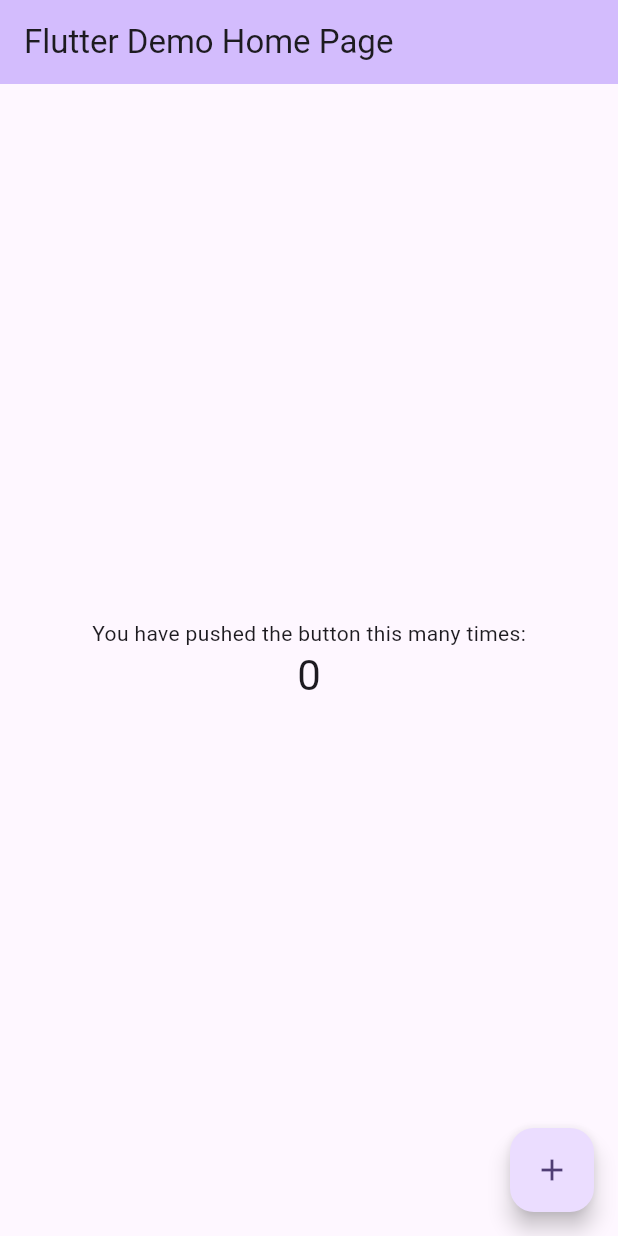
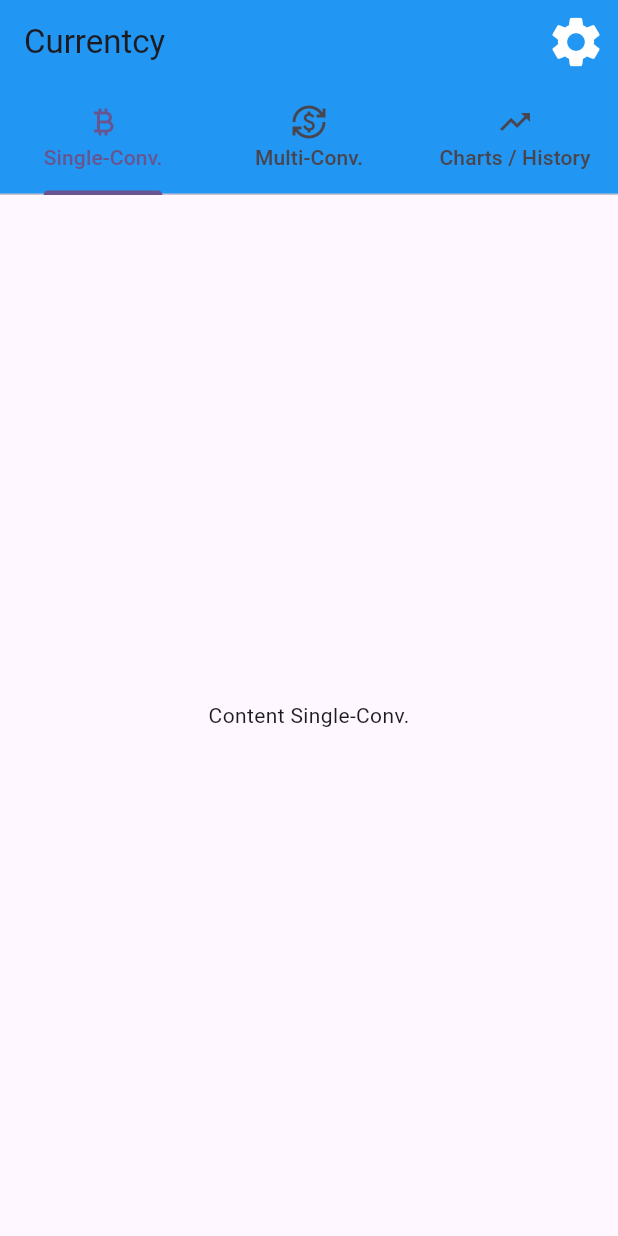
Before and after one commit to dariohaefliger/currentcy, a Flutter app: the screen it shows after launch, on a phone screen of 412 x 824 dp. Run offline on Flutter 3.47's test engine with Material 3 defaults, Android fonts, the phone set to English and light mode, and no system bars; missing offline and left inert: flutter_application_1.

Commit message:
addition of app skeleton

```diff
--- a/lib/main.dart
+++ b/lib/main.dart
@@ -1,4 +1,8 @@
 import 'package:flutter/material.dart';
+import 'package:flutter_application_1/page/single_conv.dart';
+import 'package:flutter_application_1/page/multi_conv.dart';
+import 'package:flutter_application_1/page/charts_history.dart';
+import 'package:flutter_application_1/settings/settings_main.dart';
 
 void main() {
   runApp(const MyApp());
@@ -11,6 +15,7 @@
   @override
   Widget build(BuildContext context) {
     return MaterialApp(
+      debugShowCheckedModeBanner: false,
       title: 'Flutter Demo',
       theme: ThemeData(
         // This is the theme of your application.
@@ -54,69 +59,38 @@
 }
 
 class _MyHomePageState extends State<MyHomePage> {
-  int _counter = 0;
-
-  void _incrementCounter() {
-    setState(() {
-      // This call to setState tells the Flutter framework that something has
-      // changed in this State, which causes it to rerun the build method below
-      // so that the display can reflect the updated values. If we changed
-      // _counter without calling setState(), then the build method would not be
-      // called again, and so nothing would appear to happen.
-      _counter++;
-    });
-  }
-
   @override
-  Widget build(BuildContext context) {
-    // This method is rerun every time setState is called, for instance as done
-    // by the _incrementCounter method above.
-    //
-    // The Flutter framework has been optimized to make rerunning build methods
-    // fast, so that you can just rebuild anything that needs updating rather
-    // than having to individually change instances of widgets.
-    return Scaffold(
-      appBar: AppBar(
-        // TRY THIS: Try changing the color here to a specific color (to
-        // Colors.amber, perhaps?) and trigger a hot reload to see the AppBar
-        // change color while the other colors stay the same.
-        backgroundColor: Theme.of(context).colorScheme.inversePrimary,
-        // Here we take the value from the MyHomePage object that was created by
-        // the App.build method, and use it to set our appbar title.
-        title: Text(widget.title),
-      ),
-      body: Center(
-        // Center is a layout widget. It takes a single child and positions it
-        // in the middle of the parent.
-        child: Column(
-          // Column is also a layout widget. It takes a list of children and
-          // arranges them vertically. By default, it sizes itself to fit its
-          // children horizontally, and tries to be as tall as its parent.
-          //
-          // Column has various properties to control how it sizes itself and
-          // how it positions its children. Here we use mainAxisAlignment to
-          // center the children vertically; the main axis here is the vertical
-          // axis because Columns are vertical (the cross axis would be
-          // horizontal).
-          //
-          // TRY THIS: Invoke "debug painting" (choose the "Toggle Debug Paint"
-          // action in the IDE, or press "p" in the console), to see the
-          // wireframe for each widget.
-          mainAxisAlignment: MainAxisAlignment.center,
-          children: <Widget>[
-            const Text('You have pushed the button this many times:'),
-            Text(
-              '$_counter',
-              style: Theme.of(context).textTheme.headlineMedium,
-            ),
-          ],
+  Widget build(BuildContext context) => DefaultTabController(
+    length: 3,
+    child: Scaffold(
+    appBar: AppBar(
+      title: Text('Currentcy'),
+      centerTitle: false,
+      actions: [
+        IconButton(
+          onPressed: () {
+            // Settings();
+          },
+          icon: Icon(Icons.settings, size: 40, color: Colors.white))
+      ],
+      backgroundColor: Colors.blue,
+      bottom: TabBar(
+        tabs: [
+          Tab(text: 'Single-Conv.', icon: Icon(Icons.currency_bitcoin),),
+          Tab(text: 'Multi-Conv.', icon: Icon(Icons.currency_exchange),),
+          Tab(text: 'Charts / History', icon: Icon(Icons.trending_up)),
+        ]
         ),
       ),
-      floatingActionButton: FloatingActionButton(
-        onPressed: _incrementCounter,
-        tooltip: 'Increment',
-        child: const Icon(Icons.add),
-      ), // This trailing comma makes auto-formatting nicer for build methods.
-    );
-  }
+      body: TabBarView(
+        children: [
+          // Single(),
+          // Multi(),
+          // ChartsHistory(),
+          Center(child: Text('Content Single-Conv.')),
+          Center(child: Text('Content Multi-Conv.')),
+          Center(child: Text('Content Charts / History')),
+        ]),
+    )
+  );
 }
--- /dev/null
+++ b/lib/page/single_conv.dart
@@ -0,0 +1,20 @@
+import 'package:flutter/material.dart';
+
+class Single extends StatelessWidget {
+  const Single({super.key});
+
+  @override
+  Widget build(BuildContext context) => Scaffold(
+    body: Container(
+      color: Colors.amberAccent,
+      child: Text(
+        'Single-Conv. Content',
+        style: TextStyle(
+          fontSize: 32,
+          color: Colors.black,
+          fontWeight: FontWeight.bold,
+        ),
+        )
+      )
+  );
+}
```
Also changed, not shown: lib/page/charts_history.dart (added), lib/page/multi_conv.dart (added), lib/settings/settings_main.dart (added).
